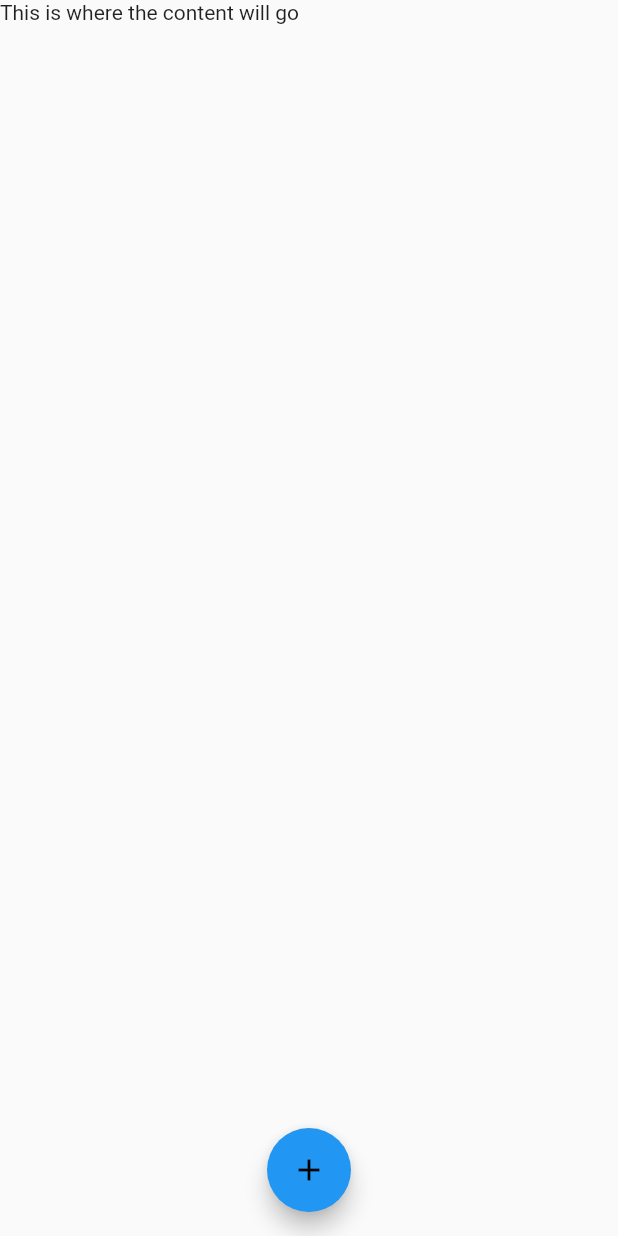
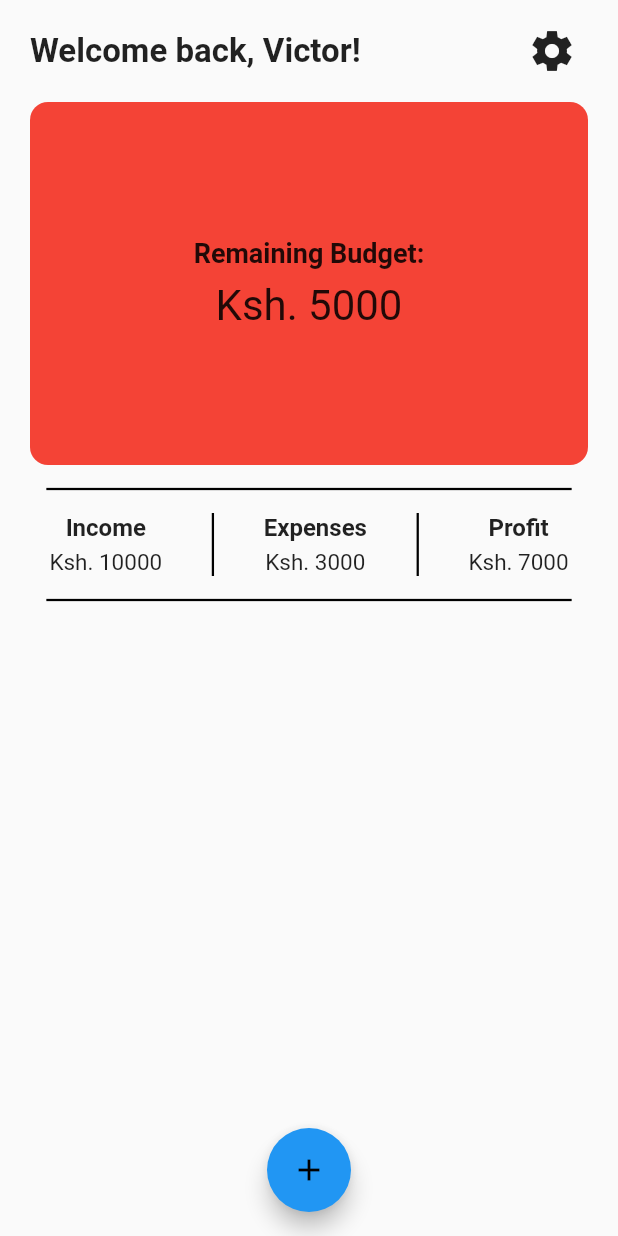
Before and after one commit to devkilyungi/track_it, a Flutter app: the screen it shows after launch, on a phone screen of 412 x 824 dp. Run offline on Flutter 3.47's test engine with Material 2 defaults, Android fonts, the phone set to English and light mode, and no system bars.

Commit message:
added card and transactions row layout

```diff
--- a/lib/main.dart
+++ b/lib/main.dart
@@ -12,6 +12,7 @@ class MyApp extends StatelessWidget {
   Widget build(BuildContext context) {
     return const MaterialApp(
       home: HomePage(),
+      debugShowCheckedModeBanner: false,
     );
   }
 }
--- a/lib/screens/homepage.dart
+++ b/lib/screens/homepage.dart
@@ -1,4 +1,5 @@
 import 'package:flutter/material.dart';
+import 'package:track_it/util/constants.dart';
 
 class HomePage extends StatefulWidget {
   const HomePage({Key? key}) : super(key: key);
@@ -8,13 +9,139 @@ class HomePage extends StatefulWidget {
 }
 
 class _HomePageState extends State<HomePage> {
+  int budget = 5000;
+  int income = 10000;
+  int expenses = 3000;
+  int profit = 7000;
+
   @override
   Widget build(BuildContext context) {
+    double width = MediaQuery.of(context).size.width;
+    double height = MediaQuery.of(context).size.height;
+
     return SafeArea(
       child: Scaffold(
         body: Column(
-          children: const [
-            Text('This is where the content will go'),
+          children: [
+            Padding(
+              padding: leftRight,
+              child: Column(
+                children: [
+                  Padding(
+                    padding: topBottom,
+                    child: Row(
+                      mainAxisAlignment: MainAxisAlignment.spaceBetween,
+                      children: [
+                        const Text(
+                          'Welcome back, Victor!',
+                          style: greeting,
+                        ),
+                        IconButton(
+                          onPressed: () {},
+                          icon: const Icon(
+                            Icons.settings_sharp,
+                            size: 32.0,
+                          ),
+                        )
+                      ],
+                    ),
+                  ),
+                  Container(
+                    height: cardHeight,
+                    width: double.infinity,
+                    decoration: BoxDecoration(
+                      color: Colors.red,
+                      borderRadius: BorderRadius.circular(12.0),
+                    ),
+                    child: Column(
+                      mainAxisAlignment: MainAxisAlignment.center,
+                      children: [
+                        const Text(
+                          'Remaining Budget:',
+                          style: header,
+                        ),
+                        verticalSpacing(8.0),
+                        Text(
+                          'Ksh. $budget',
+                          style: remainingAmount,
+                        ),
+                      ],
+                    ),
+                  ),
+                  verticalSpacing(8.0),
+                  SizedBox(
+                    width: width * 0.85,
+                    child: const Divider(
+                      thickness: 1.5,
+                      color: Colors.black,
+                    ),
+                  ),
+                  verticalSpacing(8.0),
+                  IntrinsicHeight(
+                    child: Row(
+                      mainAxisAlignment: MainAxisAlignment.spaceAround,
+                      children: [
+                        Column(
+                          children: [
+                            const Text(
+                              'Income',
+                              style: subHeader,
+                            ),
+                            verticalSpacing(5.0),
+                            Text(
+                              'Ksh. $income',
+                              style: regularText,
+                            ),
+                          ],
+                        ),
+                        const VerticalDivider(
+                          thickness: 1.5,
+                          color: Colors.black,
+                        ),
+                        Column(
+                          children: [
+                            const Text(
+                              'Expenses',
+                              style: subHeader,
+                            ),
+                            verticalSpacing(5.0),
+                            Text(
+                              'Ksh. $expenses',
+                              style: regularText,
+                            ),
+                          ],
+                        ),
+                        const VerticalDivider(
+                          thickness: 1.5,
+                          color: Colors.black,
+                        ),
+                        Column(
+                          children: [
+                            const Text(
+                              'Profit',
+                              style: subHeader,
+                            ),
+                            verticalSpacing(5.0),
+                            Text(
+                              'Ksh. $profit',
+                              style: regularText,
+                            ),
+                          ],
+                        ),
+                      ],
+                    ),
+                  ),
+                  verticalSpacing(8.0),
+                  SizedBox(
+                    width: width * 0.85,
+                    child: const Divider(
+                      thickness: 1.5,
+                      color: Colors.black,
+                    ),
+                  ),
+                ],
+              ),
+            ),
           ],
         ),
         floatingActionButtonLocation: FloatingActionButtonLocation.centerFloat,
--- /dev/null
+++ b/lib/util/constants.dart
@@ -0,0 +1,41 @@
+import 'package:flutter/material.dart';
+
+const double cardHeight = 242.0;
+
+const TextStyle greeting = TextStyle(
+  fontSize: 22,
+  fontWeight: FontWeight.bold,
+);
+
+const TextStyle header = TextStyle(
+  fontSize: 18,
+  fontWeight: FontWeight.bold,
+);
+
+const TextStyle remainingAmount = TextStyle(
+  fontSize: 28,
+);
+
+const TextStyle subHeader = TextStyle(
+  fontSize: 16,
+  fontWeight: FontWeight.bold,
+);
+
+const TextStyle regularText = TextStyle(
+  fontSize: 15,
+);
+
+const EdgeInsetsGeometry topBottom = EdgeInsets.symmetric(
+  vertical: 10.0,
+);
+
+const EdgeInsetsGeometry leftRight = EdgeInsets.symmetric(
+  horizontal: 20.0,
+);
+
+SizedBox verticalSpacing(double height) {
+  SizedBox sizedBox = SizedBox(
+    height: height,
+  );
+  return sizedBox;
+}
```
